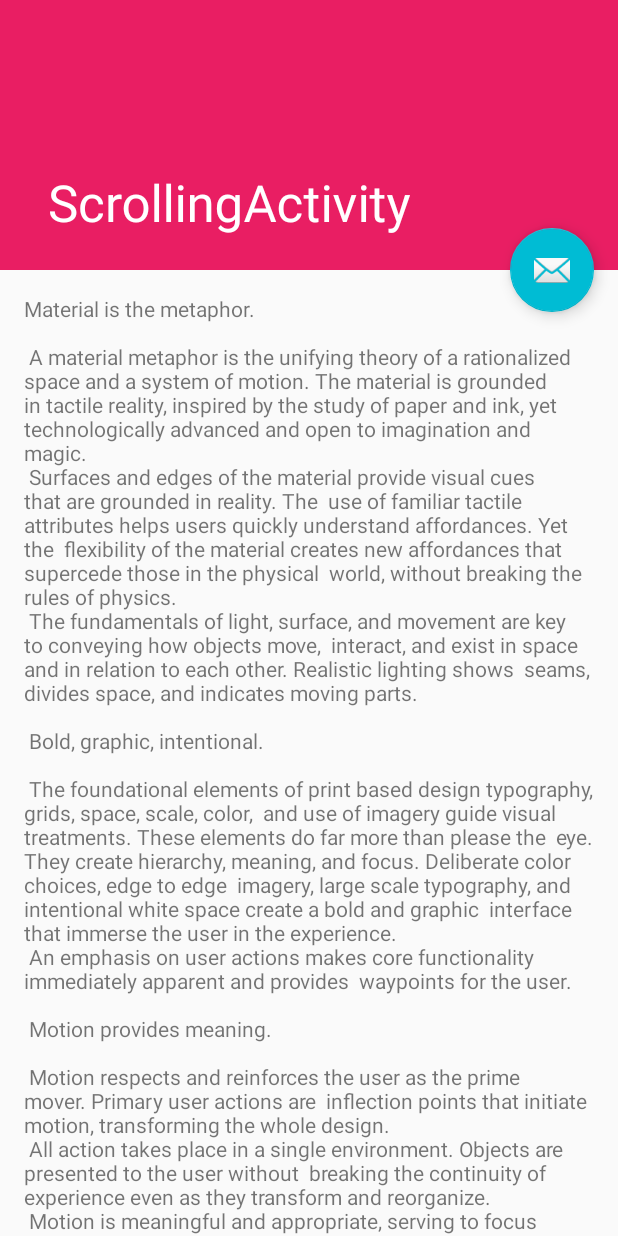
After one commit to pretzelstudios/LionheartTask, an Android app: the ScrollingActivity screen opened directly, with no data from a screen before it, on a phone screen of 412 x 824 dp. The commit adds this screen. Run offline under Robolectric (Android 15) with nearby library versions, the phone set to English and light mode, and no system bars.

Commit message:
added Scrolling activity. removed some dimensions from my dimens.xml file

```diff
--- a/app/build.gradle
+++ b/app/build.gradle
@@ -22,6 +22,7 @@
     implementation fileTree(include: ['*.jar'], dir: 'libs')
     implementation 'com.android.support:appcompat-v7:28.0.0-alpha3'
     implementation 'com.android.support.constraint:constraint-layout:1.1.2'
+    implementation 'com.android.support:design:28.0.0-alpha3'
     testImplementation 'junit:junit:4.12'
     androidTestImplementation 'com.android.support.test:runner:1.0.2'
     androidTestImplementation 'com.android.support.test.espresso:espresso-core:3.0.2'
--- a/app/src/main/AndroidManifest.xml
+++ b/app/src/main/AndroidManifest.xml
@@ -18,6 +18,10 @@
                 <category android:name="android.intent.category.LAUNCHER" />
             </intent-filter>
         </activity>
+        <activity
+            android:name=".ScrollingActivity"
+            android:label="@string/title_activity_scrolling"
+            android:theme="@style/AppTheme.NoActionBar"></activity>
     </application>
 
 </manifest>
--- /dev/null
+++ b/app/src/main/java/uk/co/pretzelstudios/lionhearttask/ScrollingActivity.java
@@ -0,0 +1,28 @@
+package uk.co.pretzelstudios.lionhearttask;
+
+import android.os.Bundle;
+import android.support.design.widget.FloatingActionButton;
+import android.support.design.widget.Snackbar;
+import android.support.v7.app.AppCompatActivity;
+import android.support.v7.widget.Toolbar;
+import android.view.View;
+
+public class ScrollingActivity extends AppCompatActivity {
+
+    @Override
+    protected void onCreate(Bundle savedInstanceState) {
+        super.onCreate(savedInstanceState);
+        setContentView(R.layout.activity_scrolling);
+        Toolbar toolbar = (Toolbar) findViewById(R.id.toolbar);
+        setSupportActionBar(toolbar);
+
+        FloatingActionButton fab = (FloatingActionButton) findViewById(R.id.fab);
+        fab.setOnClickListener(new View.OnClickListener() {
+            @Override
+            public void onClick(View view) {
+                Snackbar.make(view, "Replace with your own action", Snackbar.LENGTH_LONG)
+                        .setAction("Action", null).show();
+            }
+        });
+    }
+}
--- a/app/src/main/java/uk/co/pretzelstudios/lionhearttask/StartActivity.java
+++ b/app/src/main/java/uk/co/pretzelstudios/lionhearttask/StartActivity.java
@@ -11,7 +11,7 @@
 import com.google.android.youtube.player.YouTubePlayer;
 import com.google.android.youtube.player.YouTubePlayerView;
 
-//created seperate config file so this can be accessed easily if needed to change later.
+//created separate config file so this can be accessed easily if needed to change later.
 
 public class StartActivity extends YouTubeBaseActivity {
 
--- /dev/null
+++ b/app/src/main/res/layout/activity_scrolling.xml
@@ -0,0 +1,47 @@
+<?xml version="1.0" encoding="utf-8"?>
+<android.support.design.widget.CoordinatorLayout xmlns:android="http://schemas.android.com/apk/res/android"
+    xmlns:app="http://schemas.android.com/apk/res-auto"
+    xmlns:tools="http://schemas.android.com/tools"
+    android:layout_width="match_parent"
+    android:layout_height="match_parent"
+    android:fitsSystemWindows="true"
+    tools:context=".ScrollingActivity">
+
+    <android.support.design.widget.AppBarLayout
+        android:id="@+id/app_bar"
+        android:layout_width="match_parent"
+        android:layout_height="@dimen/app_bar_height"
+        android:fitsSystemWindows="true"
+        android:theme="@style/AppTheme.AppBarOverlay">
+
+        <android.support.design.widget.CollapsingToolbarLayout
+            android:id="@+id/toolbar_layout"
+            android:layout_width="match_parent"
+            android:layout_height="match_parent"
+            android:fitsSystemWindows="true"
+            app:contentScrim="?attr/colorPrimary"
+            app:layout_scrollFlags="scroll|exitUntilCollapsed"
+            app:toolbarId="@+id/toolbar">
+
+            <android.support.v7.widget.Toolbar
+                android:id="@+id/toolbar"
+                android:layout_width="match_parent"
+                android:layout_height="?attr/actionBarSize"
+                app:layout_collapseMode="pin"
+                app:popupTheme="@style/AppTheme.PopupOverlay" />
+
+        </android.support.design.widget.CollapsingToolbarLayout>
+    </android.support.design.widget.AppBarLayout>
+
+    <include layout="@layout/content_scrolling" />
+
+    <android.support.design.widget.FloatingActionButton
+        android:id="@+id/fab"
+        android:layout_width="wrap_content"
+        android:layout_height="wrap_content"
+        android:layout_margin="@dimen/fab_margin"
+        app:layout_anchor="@id/app_bar"
+        app:layout_anchorGravity="bottom|end"
+        app:srcCompat="@android:drawable/ic_dialog_email" />
+
+</android.support.design.widget.CoordinatorLayout>
--- /dev/null
+++ b/app/src/main/res/layout/content_scrolling.xml
@@ -0,0 +1,17 @@
+<?xml version="1.0" encoding="utf-8"?>
+<android.support.v4.widget.NestedScrollView xmlns:android="http://schemas.android.com/apk/res/android"
+    xmlns:app="http://schemas.android.com/apk/res-auto"
+    xmlns:tools="http://schemas.android.com/tools"
+    android:layout_width="match_parent"
+    android:layout_height="match_parent"
+    app:layout_behavior="@string/appbar_scrolling_view_behavior"
+    tools:context=".ScrollingActivity"
+    tools:showIn="@layout/activity_scrolling">
+
+    <TextView
+        android:layout_width="wrap_content"
+        android:layout_height="wrap_content"
+        android:layout_margin="@dimen/text_margin"
+        android:text="@string/large_text" />
+
+</android.support.v4.widget.NestedScrollView>
--- /dev/null
+++ b/app/src/main/res/menu/menu_scrolling.xml
@@ -0,0 +1,10 @@
+<menu xmlns:android="http://schemas.android.com/apk/res/android"
+    xmlns:app="http://schemas.android.com/apk/res-auto"
+    xmlns:tools="http://schemas.android.com/tools"
+    tools:context="uk.co.pretzelstudios.lionhearttask.ScrollingActivity">
+    <item
+        android:id="@+id/action_settings"
+        android:orderInCategory="100"
+        android:title="@string/action_settings"
+        app:showAsAction="never" />
+</menu>
--- a/app/src/main/res/values/dimens.xml
+++ b/app/src/main/res/values/dimens.xml
@@ -1,5 +1,5 @@
 <resources>
-    <dimen name="app_bar_height">250dp</dimen>
     <dimen name="fab_margin">16dp</dimen>
     <dimen name="text_margin">16dp</dimen>
+    <dimen name="app_bar_height">180dp</dimen>
 </resources>
--- a/app/src/main/res/values/strings.xml
+++ b/app/src/main/res/values/strings.xml
@@ -90,4 +90,5 @@
         "when a user tries to pick up one of cards.\n\n"
     </string>
     <string name="action_settings">Settings</string>
+    <string name="title_activity_scrolling">ScrollingActivity</string>
 </resources>
```
